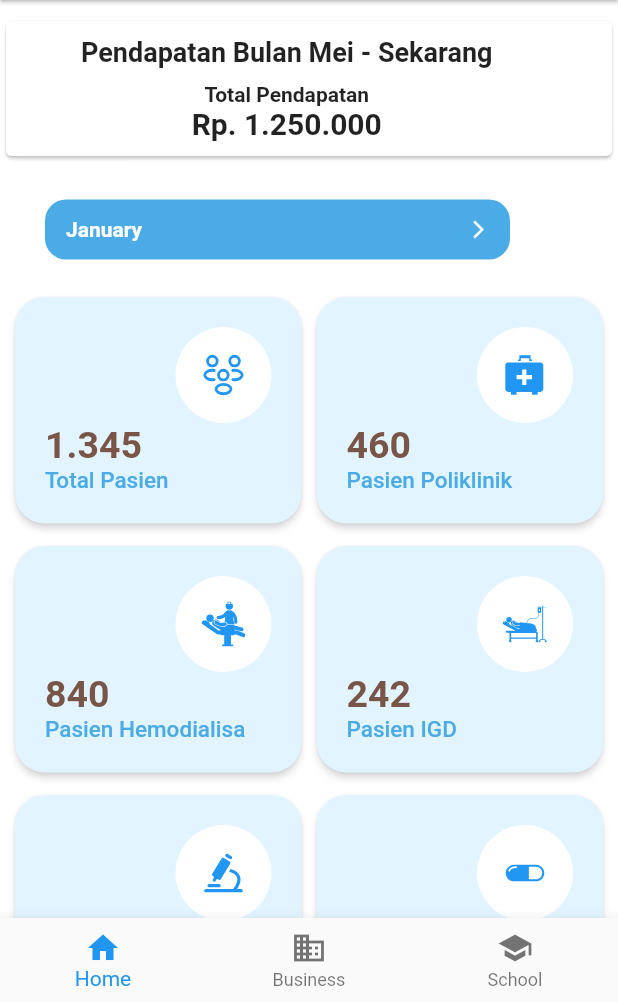
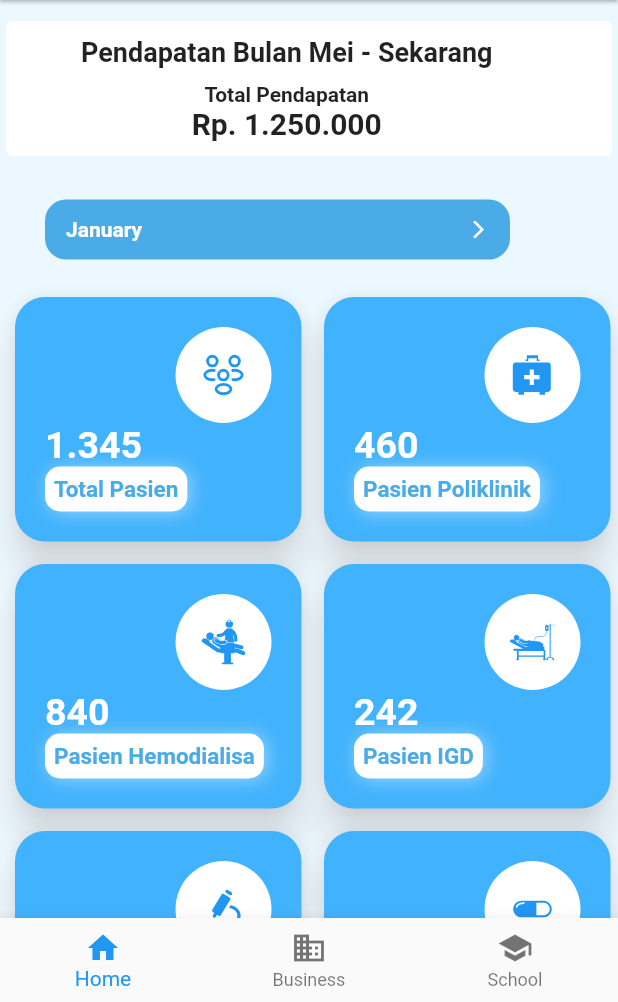
Before and after one commit to averin234/New-Repo-Dashboard-RSKG, a Flutter app: the screen it shows after launch, on a phone screen of 412 x 824 dp, the part 234-1236 px from its top. Run offline on Flutter 3.47's test engine with Material 2 defaults, Android fonts, the phone set to English and light mode, and no system bars; drawn by our look-alikes of dropdown_button2; our stand-ins replace dropdown_search, fl_chart, flutter_svg, get.

Commit message:
FIX : Banyak perubhaan v12

```diff
--- a/lib/app/modules/home/views/bottom/home.dart
+++ b/lib/app/modules/home/views/bottom/home.dart
@@ -23,10 +23,6 @@ class HomeBottom extends StatelessWidget {
           centerTitle: true,
           title: Text(greetings()),
           actions: const [
-            // Icon(
-            //     onPressed: () => Navigator.of(context)
-            //         .push(MaterialPageRoute(builder: (_) => const SearchPage())),
-            //     icon: const Icon(Icons.search))
           ],
           bottom: AppBar(
             toolbarHeight: 100,
@@ -45,7 +41,20 @@ class HomeBottom extends StatelessWidget {
         // Other Sliver Widgets
         SliverList(
           delegate: SliverChildListDelegate([
-            Column(
+            Container(
+              decoration: BoxDecoration(
+                color: Color(0xffecf8ff),
+                borderRadius: BorderRadius.circular(0),
+                boxShadow: [
+                  BoxShadow(
+                    color: const Color(0xffecf8ff).withOpacity(0.5),
+                    spreadRadius: 0,
+                    blurRadius: 10,
+                    offset: const Offset(2, 1),
+                  ),
+                ],
+              ),
+            child : Column(
               children: const [
                 SizedBox(
                   height: 10,
@@ -59,6 +68,7 @@ class HomeBottom extends StatelessWidget {
                 WidgetTitlePoli2(),
                 StaticLainnya(),
               ],
+            ),
             ),
           ]),
         ),
--- a/lib/app/modules/home/views/widgets/card.pendapatan.dart
+++ b/lib/app/modules/home/views/widgets/card.pendapatan.dart
@@ -11,6 +11,7 @@ class _WidgetTitlePendapatanState extends State<WidgetTitlePendapatan> {
   @override
   Widget build(BuildContext context) {
     return Card(
+      elevation: 0,
       child : Padding(
       padding: const EdgeInsets.fromLTRB(0, 10, 10, 10),
       child: Row(
--- a/lib/app/modules/home/views/widgets/card_kanan.dart
+++ b/lib/app/modules/home/views/widgets/card_kanan.dart
@@ -20,7 +20,7 @@ class CardKanan extends StatelessWidget {
   @override
   Widget build(BuildContext context) {
     return Container(
-      padding: const EdgeInsets.only(left: 5, right: 10),
+      padding: const EdgeInsets.only(left: 10, right: 5),
       width: MediaQuery.of(context).size.width / 2,
       child: TextButton(
         onPressed: () {
@@ -28,9 +28,9 @@ class CardKanan extends StatelessWidget {
           Get.toNamed(Routes.CHARTZ, parameters: {'title': title});
         },
         style: TextButton.styleFrom(
-          elevation: 2,
+          elevation: 10,
           shadowColor: Colors.grey[100],
-          backgroundColor: Color(color ?? 0xfff6f5f5),
+          backgroundColor: Color(0xff41b2fd),
           padding: const EdgeInsets.all(20),
           shape: RoundedRectangleBorder(
             borderRadius: BorderRadius.circular(20),
@@ -57,16 +57,33 @@ class CardKanan extends StatelessWidget {
               value,
               style: const TextStyle(
                 fontSize: 25.0,
-                color: Colors.brown,
+                color: Colors.white,
                 fontWeight: FontWeight.bold,
               ),
             ),
-            Text(
-              title,
-              style: const TextStyle(
-                fontSize: 15.0,
-                color: Color(0xff4babe7),
-              ),
+            Container(
+                decoration: BoxDecoration(
+                  color: Colors.white,
+                  borderRadius: BorderRadius.circular(10),
+                  boxShadow: [
+                    BoxShadow(
+                      color: const Color(0xffecf8ff).withOpacity(0.5),
+                      spreadRadius: 0,
+                      blurRadius: 10,
+                      offset: const Offset(2, 1),
+                    ),
+                  ],
+                ),
+                child : Padding(padding: EdgeInsets.all(6),
+                  child : Text(
+                    title,
+                    style: const TextStyle(
+                      fontSize: 15.0,
+                      color: Color(0xff4babe7),
+                      fontWeight: FontWeight.bold,
+                    ),
+                  ),
+                )
             ),
           ],
         ),
--- a/lib/app/modules/home/views/widgets/card_kiri.dart
+++ b/lib/app/modules/home/views/widgets/card_kiri.dart
@@ -28,9 +28,9 @@ class CardKiri extends StatelessWidget {
           Get.toNamed(Routes.CHARTZ, parameters: {'title': title});
         },
         style: TextButton.styleFrom(
-          elevation: 2,
+          elevation: 10,
           shadowColor: Colors.grey[100],
-          backgroundColor: Color(color ?? 0xfff6f5f5),
+          backgroundColor: Color(0xff41b2fd),
           padding: const EdgeInsets.all(20),
           shape: RoundedRectangleBorder(
             borderRadius: BorderRadius.circular(20),
@@ -57,16 +57,33 @@ class CardKiri extends StatelessWidget {
               value,
               style: const TextStyle(
                 fontSize: 25.0,
-                color: Colors.brown,
+                color: Colors.white,
                 fontWeight: FontWeight.bold,
               ),
             ),
-            Text(
-              title,
-              style: const TextStyle(
-                fontSize: 15.0,
-                color: Color(0xff4babe7),
-              ),
+            Container(
+                decoration: BoxDecoration(
+                  color: Colors.white,
+                  borderRadius: BorderRadius.circular(10),
+                  boxShadow: [
+                    BoxShadow(
+                      color: const Color(0xffecf8ff).withOpacity(0.5),
+                      spreadRadius: 0,
+                      blurRadius: 10,
+                      offset: const Offset(2, 1),
+                    ),
+                  ],
+                ),
+                child : Padding(padding: EdgeInsets.all(6),
+                  child : Text(
+                    title,
+                    style: const TextStyle(
+                      fontSize: 15.0,
+                      color: Color(0xff4babe7),
+                      fontWeight: FontWeight.bold,
+                    ),
+                  ),
+                )
             ),
           ],
         ),
--- a/lib/app/modules/home/views/widgets/dashboard.dart
+++ b/lib/app/modules/home/views/widgets/dashboard.dart
@@ -25,7 +25,7 @@ class DashBoard extends StatelessWidget {
             imageKanan: 'assets/images/icons/pasien_poli.svg',
             titleKanan: "Pasien Poliklinik",
             valueKanan: "460",
-            color: 0xffe2f4ff,
+            color: 0xffe3f4ff,
           ),
           SizedBox(height: 15),
           CardWidget(
@@ -35,7 +35,7 @@ class DashBoard extends StatelessWidget {
             imageKanan: 'assets/images/icons/igd.svg',
             titleKanan: "Pasien IGD",
             valueKanan: "242",
-            color: 0xffe2f4ff,
+            color: 0xffe3f4ff,
           ),
           SizedBox(height: 15),
           CardWidget(
--- a/lib/app/modules/home/views/widgets/mydropdown.dart
+++ b/lib/app/modules/home/views/widgets/mydropdown.dart
@@ -11,7 +11,10 @@ class WidgetTitle3 extends GetView<HomeController> {
   Widget build(BuildContext context) {
     return Padding(
       padding: const EdgeInsets.fromLTRB(10, 0, 0, 0),
-      child: Row(
+      child : Container(
+      child : Column(
+      children: [
+        Row(
         children: [
           const SizedBox(
             height: 90,
@@ -102,6 +105,9 @@ class WidgetTitle3 extends GetView<HomeController> {
           ),
         ],
       ),
+      ]
+    ),
+      ),
     );
   }
 }
```
